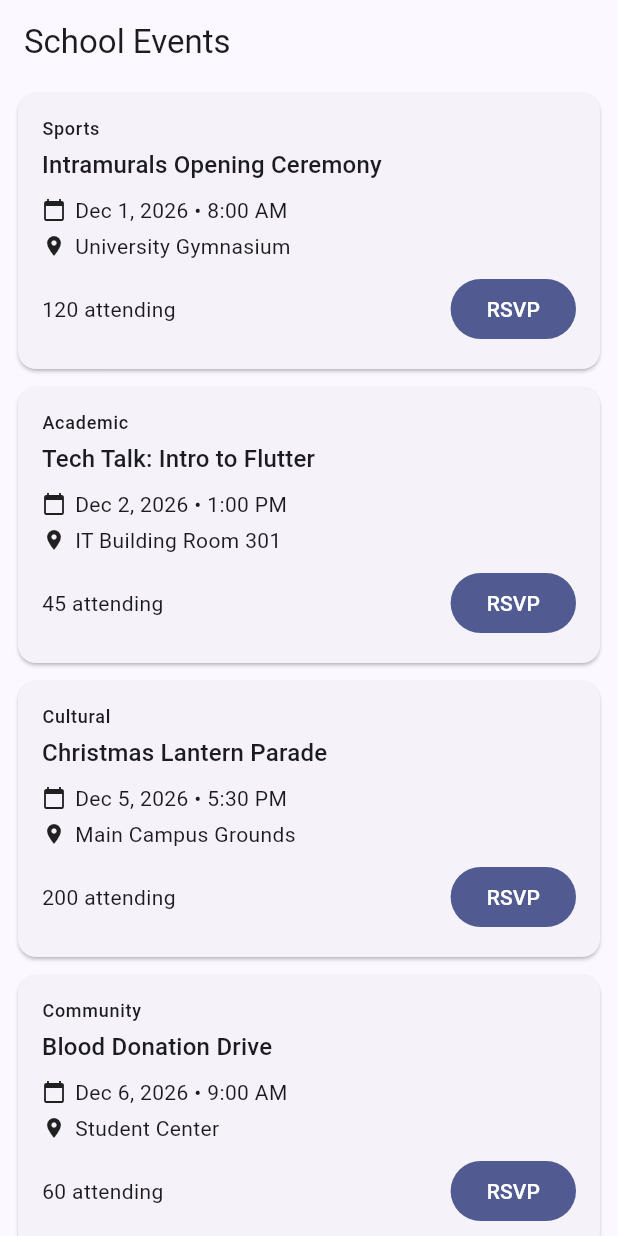
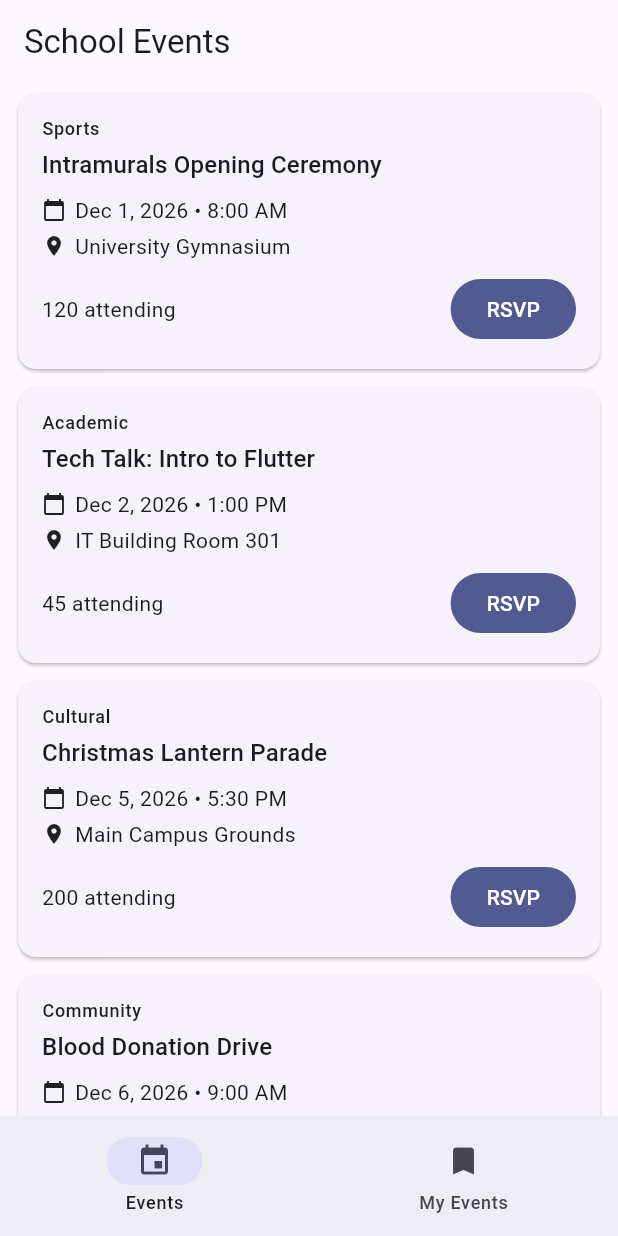
Before and after one commit to acelev1/CSIT284-CAPSTONE-Belangel, a Flutter app: the screen it shows after launch, on a phone screen of 412 x 824 dp. Run offline on Flutter 3.47's test engine with Material 3 defaults, Android fonts, the phone set to English and light mode, and no system bars.

Commit message:
Add My Events tab with bottom navigation

```diff
--- a/lib/screens/home_screen.dart
+++ b/lib/screens/home_screen.dart
@@ -3,6 +3,7 @@ import '../models/dummy_events.dart';
 import '../models/event.dart';
 import 'event_detail_screen.dart';
 import 'events_screen.dart';
+import 'my_events_screen.dart';
 
 class HomeScreen extends StatefulWidget {
   const HomeScreen({super.key});
@@ -13,6 +14,7 @@ class HomeScreen extends StatefulWidget {
 
 class _HomeScreenState extends State<HomeScreen> {
   final List<Event> _events = dummyEvents;
+  int _currentIndex = 0;
 
   void _toggleRsvp(Event event) {
     setState(() {
@@ -35,13 +37,32 @@ class _HomeScreenState extends State<HomeScreen> {
 
   @override
 Widget build(BuildContext context) {
-    return Scaffold(
-      appBar: AppBar(title: const Text('School Events')),
-      body: EventsScreen(
+  final screens = [
+    EventsScreen(
       events: _events,
       onToggleRsvp: _toggleRsvp,
       onOpenEvent: _openEvent,
     ),
+    MyEventsScreen(
+      events: _events,
+      onToggleRsvp: _toggleRsvp,
+      onOpenEvent: _openEvent,
+    ),
+  ];
+
+  return Scaffold(
+    appBar: AppBar(
+      title: Text(_currentIndex == 0 ? 'School Events' : 'My Events'),
+    ),
+    body: screens[_currentIndex],
+    bottomNavigationBar: NavigationBar(
+      selectedIndex: _currentIndex,
+      onDestinationSelected: (i) => setState(() => _currentIndex = i),
+      destinations: const [
+        NavigationDestination(icon: Icon(Icons.event), label: 'Events'),
+        NavigationDestination(icon: Icon(Icons.bookmark), label: 'My Events'),
+      ],
+    ),
   );
 }
 }
```
Also changed, not shown: lib/screens/my_events_screen.dart (added, +39 -0 lines). Lines whose indentation alone changed are shown as unchanged.
